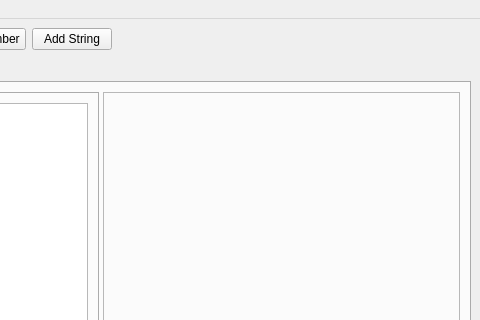
First picture: the form in learnbot_dsl/learnbotCode/guis/interface.ui, repository robocomp/LearnBlock, before the edit; both pictures show x 201 to 681 and y 0 to 320 of the 681 by 638 pixel window.
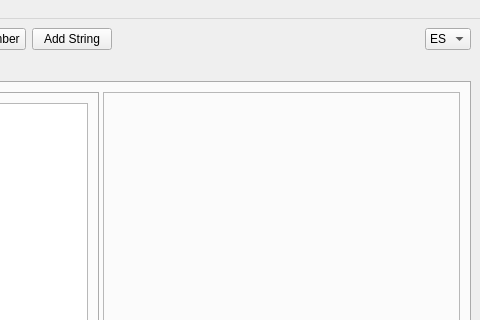
Second picture: the form after the edit.

Commit message: Added language selector

Patch:
```diff
--- a/learnbot_dsl/learnbotCode/guis/interface.ui
+++ b/learnbot_dsl/learnbotCode/guis/interface.ui
@@ -71,6 +71,26 @@
         </property>
        </spacer>
       </item>
+      <item>
+       <widget class="QComboBox" name="language">
+        <property name="maximumSize">
+         <size>
+          <width>85</width>
+          <height>27</height>
+         </size>
+        </property>
+        <item>
+         <property name="text">
+          <string>ES</string>
+         </property>
+        </item>
+        <item>
+         <property name="text">
+          <string>EN</string>
+         </property>
+        </item>
+       </widget>
+      </item>
      </layout>
     </item>
     <item>
```
The commit also changes 15 other files.
